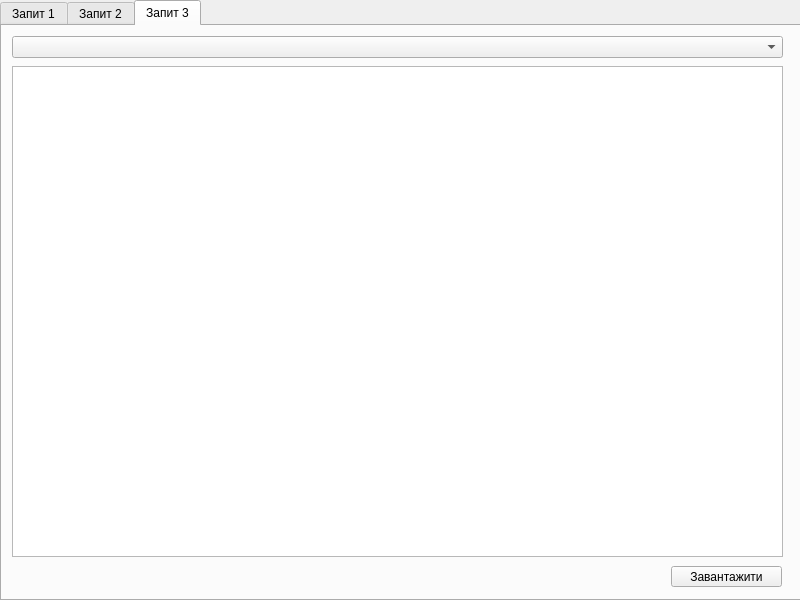
The window that mainwindow.ui (Koskop/KIST-Client) describes before a commit, drawn with Qt 5.
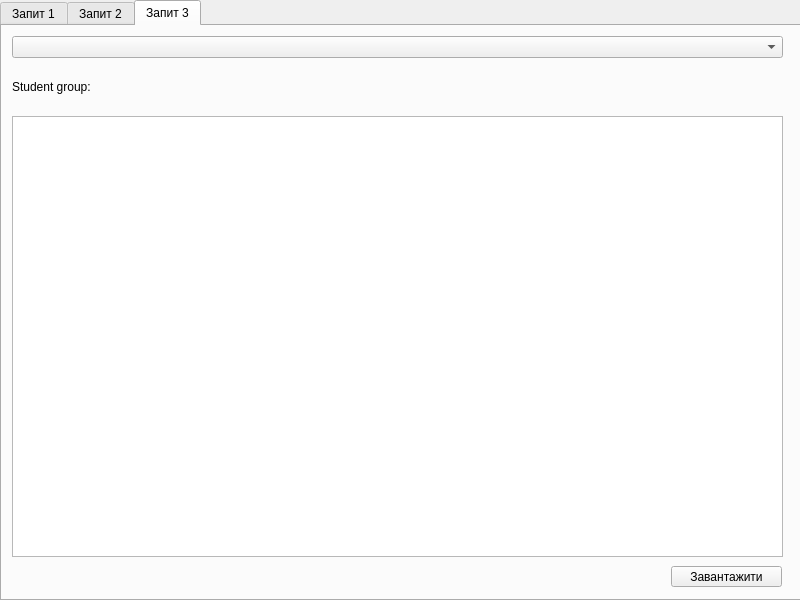
The same window after the commit. The open tabs and pages were chosen to show the change.

Commit message: Finish work with tab 3

```diff
--- a/mainwindow.ui
+++ b/mainwindow.ui
@@ -116,9 +116,9 @@
       <property name="geometry">
        <rect>
         <x>10</x>
-        <y>40</y>
+        <y>90</y>
         <width>771</width>
-        <height>491</height>
+        <height>441</height>
        </rect>
       </property>
      </widget>
@@ -145,6 +145,32 @@
        </rect>
       </property>
      </widget>
+     <widget class="QLabel" name="label_3">
+      <property name="geometry">
+       <rect>
+        <x>10</x>
+        <y>50</y>
+        <width>101</width>
+        <height>21</height>
+       </rect>
+      </property>
+      <property name="text">
+       <string>Student group:</string>
+      </property>
+     </widget>
+     <widget class="QLabel" name="label_4">
+      <property name="geometry">
+       <rect>
+        <x>140</x>
+        <y>50</y>
+        <width>101</width>
+        <height>21</height>
+       </rect>
+      </property>
+      <property name="text">
+       <string/>
+      </property>
+     </widget>
     </widget>
    </widget>
   </widget>
```
The commit also changes 1 other file.
